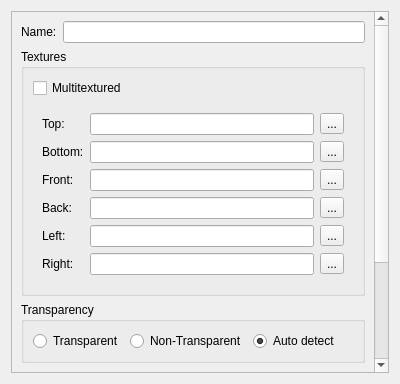
This is ui/Block.ui in TobiasRohner/McModder_v5 as Qt 5 draws it before an edit. The edited form follows.
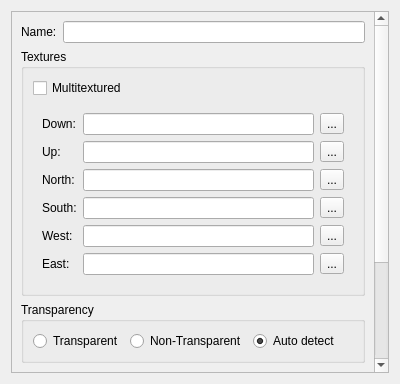
This is the edited form. The open tabs and pages were chosen to show the change.

Commit message: Block Multitexture Support

Diff of the .ui file:
```diff
--- a/ui/Block.ui
+++ b/ui/Block.ui
@@ -97,42 +97,42 @@
               <item row="0" column="0">
                <widget class="QLabel" name="label_4">
                 <property name="text">
-                 <string>Top:</string>
+                 <string>Down:</string>
                 </property>
                </widget>
               </item>
               <item row="1" column="0">
                <widget class="QLabel" name="label_5">
                 <property name="text">
-                 <string>Bottom:</string>
+                 <string>Up:</string>
                 </property>
                </widget>
               </item>
               <item row="2" column="0">
                <widget class="QLabel" name="label_6">
                 <property name="text">
-                 <string>Front:</string>
+                 <string>North:</string>
                 </property>
                </widget>
               </item>
               <item row="3" column="0">
                <widget class="QLabel" name="label_7">
                 <property name="text">
-                 <string>Back:</string>
+                 <string>South:</string>
                 </property>
                </widget>
               </item>
               <item row="4" column="0">
                <widget class="QLabel" name="label_8">
                 <property name="text">
-                 <string>Left:</string>
+                 <string>West:</string>
                 </property>
                </widget>
               </item>
               <item row="5" column="0">
                <widget class="QLabel" name="label_9">
                 <property name="text">
-                 <string>Right:</string>
+                 <string>East:</string>
                 </property>
                </widget>
               </item>
```
Left out of the diff: 26 changed lines with no effect on the pictures. The commit also changes 20 other files.
